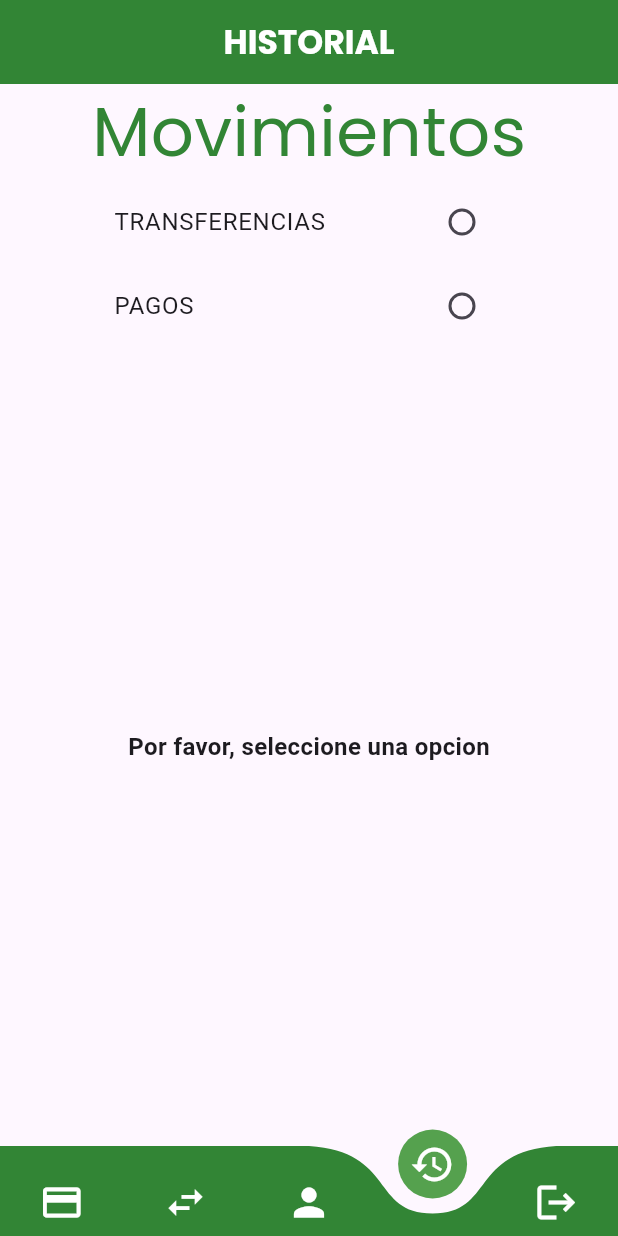
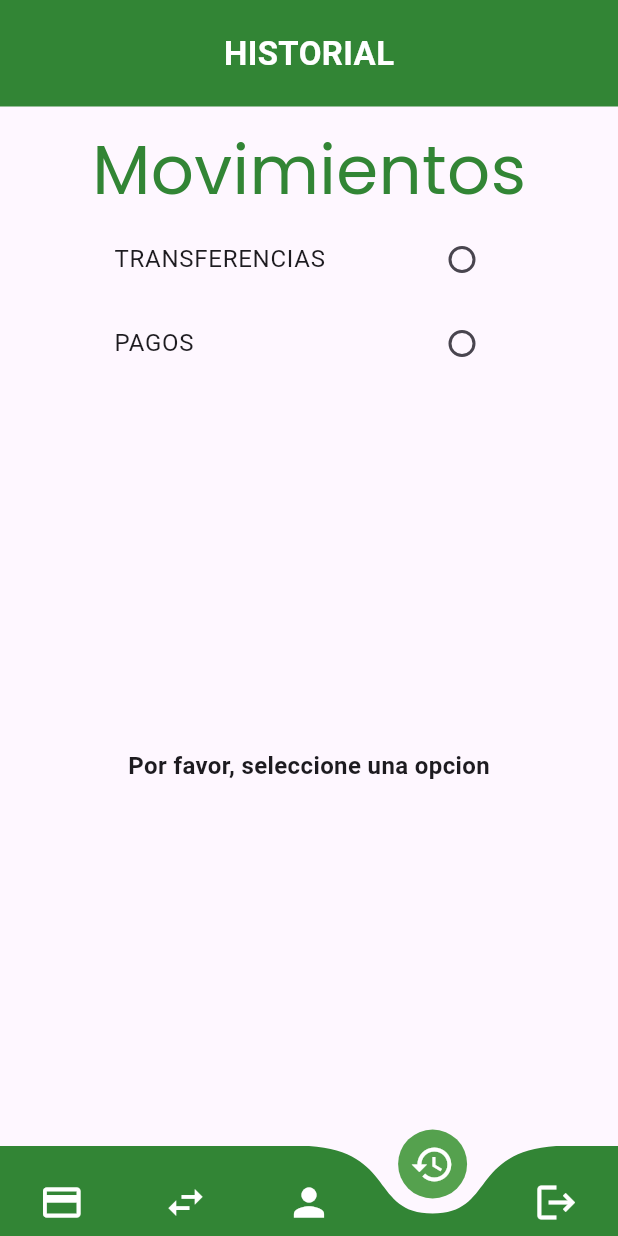
Before and after one commit to JANIER-VSQZ/BankTrust, a Flutter app: the historialmovimientos screen opened directly, on a phone screen of 412 x 824 dp. Run offline on Flutter 3.47's test engine with Material 3 defaults, Android fonts, the phone set to English and light mode, and no system bars; drawn by our look-alikes of curved_navigation_bar; our stand-ins replace google_fonts.

Commit message:
Arreglo de Estilos

```diff
--- a/lib/screen/historialmovimientos.dart
+++ b/lib/screen/historialmovimientos.dart
@@ -52,21 +52,29 @@ class HistorialmovimientosState extends State<historialmovimientos> {
   @override
   Widget build(BuildContext context) {
   return Scaffold(
-      appBar: AppBar(
-        backgroundColor: const Color(0xFF328535),
-        automaticallyImplyLeading: false,
-        title: Text(
-          "HISTORIAL",
-          style: GoogleFonts.poppins(
+    backgroundColor: const Color(0xFFFEF7FF),
+    body: Column(
+      children: [
+        // Encabezado estilo perfil
+        Container(
+          width: double.infinity,
+          padding: const EdgeInsets.symmetric(vertical: 20),
+          color: const Color(0xFF328535),
+          child: const Center(
+            child: Text(
+              'HISTORIAL',
+              style: TextStyle(
+                color: Colors.white,
                 fontSize: 22,
                 fontWeight: FontWeight.bold,
-            color: Colors.white,
               ),
             ),
-        centerTitle: true,
-        elevation: 0,
           ),
-      body: cuerpo(),
+        ),
+        const SizedBox(height: 10),
+        Expanded(child: cuerpo()),
+      ],
+    ),
     bottomNavigationBar: CurvedNavigationBar(
       key: _bottomNavigationKey,
       height: 60,
@@ -88,7 +96,6 @@ class HistorialmovimientosState extends State<historialmovimientos> {
           _paginaActual = index;
         });
 
-          // Navegación futura
         switch (index) {
           case 0:
             break;
@@ -98,20 +105,20 @@ class HistorialmovimientosState extends State<historialmovimientos> {
             Navigator.pushReplacement(
               context,
               PageRouteBuilder(
-                  pageBuilder: (_, __, ___) => Perfil(),
+                pageBuilder: (_, __, ___) => const Perfil(),
                 transitionDuration: Duration.zero,
                 reverseTransitionDuration: Duration.zero,
               ),
             );
             break;
           case 3:
-              //hitorial pagina actual
             break;
           case 4:
             Navigator.pushReplacement(
               context,
               MaterialPageRoute(
-                  builder: (context) => RecuperarContrasena(cuenta: "123"),
+                builder: (context) =>
+                    RecuperarContrasena(cuenta: "123"),
               ),
             );
             break;
@@ -120,6 +127,7 @@ class HistorialmovimientosState extends State<historialmovimientos> {
     ),
   );
 }
+
 
   Widget cuerpo() {
         return Column(
```
Lines whose indentation alone changed are shown as unchanged.
